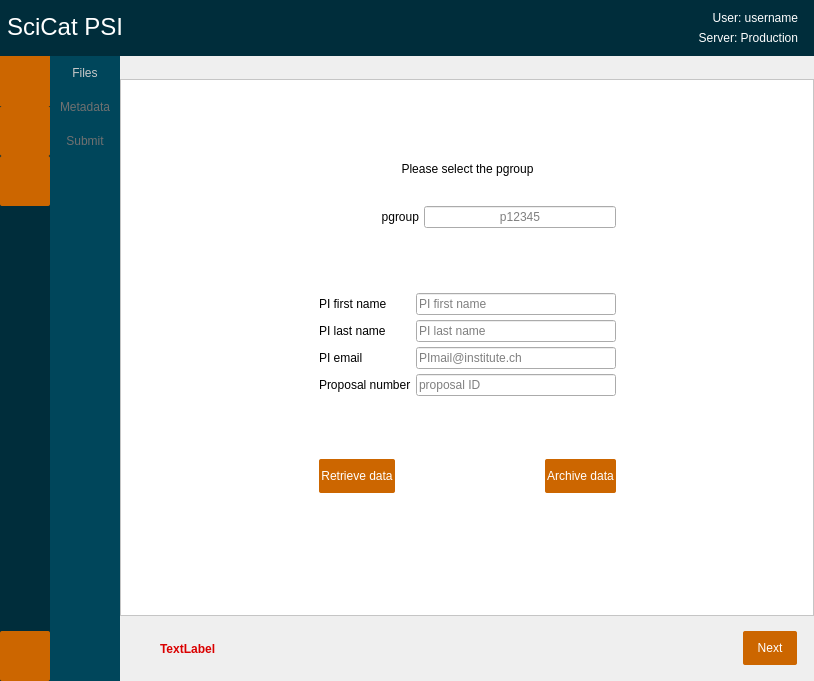
Old version of the form PSIArchiver/dialog.ui in the repository paulscherrerinstitute/scicat-qt.
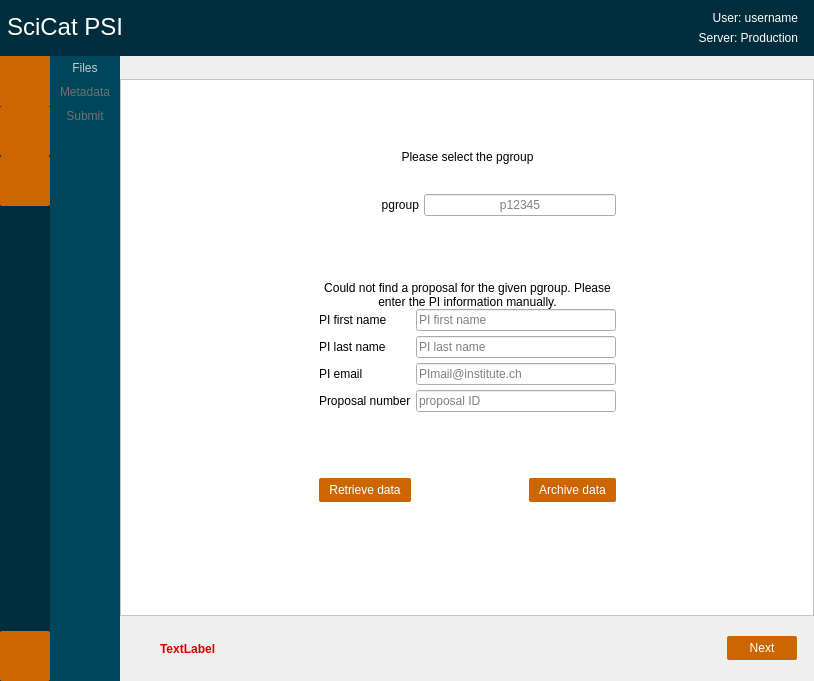
New version of the form. The open tabs and pages were chosen to show the change. Icons and pictures are not drawn.

Commit message: bug fix for pgroups without proposal

```diff
--- a/PSIArchiver/dialog.ui
+++ b/PSIArchiver/dialog.ui
@@ -23,7 +23,7 @@
    <string>SciCat</string>
   </property>
   <property name="styleSheet">
-   <string notr="true">QPushButton{background-color: rgb(204, 102, 0); color: rgb(255, 255, 255); border-radius:2px; min-width:50px; min-height:30px; padding: 2px;}
+   <string notr="true">QPushButton{background-color: rgb(204, 102, 0); color: rgb(255, 255, 255); border-radius:2px; min-width:50px; min-height:20px; padding: 2px; padding-left:10px; padding-right:10px}
 QPushButton:hover{background-color: rgb(244, 122, 0); color: rgb(255, 255, 255)}
 </string>
   </property>
@@ -447,8 +447,8 @@
              </property>
              <property name="minimumSize">
               <size>
-               <width>54</width>
-               <height>34</height>
+               <width>70</width>
+               <height>24</height>
               </size>
              </property>
              <property name="styleSheet">
@@ -475,8 +475,8 @@
              </property>
              <property name="minimumSize">
               <size>
-               <width>54</width>
-               <height>34</height>
+               <width>70</width>
+               <height>24</height>
               </size>
              </property>
              <property name="styleSheet">
@@ -503,8 +503,8 @@
              </property>
              <property name="minimumSize">
               <size>
-               <width>54</width>
-               <height>34</height>
+               <width>70</width>
+               <height>24</height>
               </size>
              </property>
              <property name="styleSheet">
@@ -833,6 +833,19 @@
                      </property>
                     </spacer>
                    </item>
+                   <item>
+                    <widget class="QLabel" name="label_11">
+                     <property name="text">
+                      <string>Could not find a proposal for the given pgroup. Please enter the PI information manually.</string>
+                     </property>
+                     <property name="alignment">
+                      <set>Qt::AlignCenter</set>
+                     </property>
+                     <property name="wordWrap">
+                      <bool>true</bool>
+                     </property>
+                    </widget>
+                   </item>
                    <item>
                     <layout class="QFormLayout" name="formLayoutPI">
                      <property name="horizontalSpacing">
@@ -841,14 +854,14 @@
                      <property name="verticalSpacing">
                       <number>5</number>
                      </property>
-                     <item row="0" column="0">
+                     <item row="1" column="0">
                       <widget class="QLabel" name="label_3">
                        <property name="text">
                         <string>PI first name</string>
                        </property>
                       </widget>
                      </item>
-                     <item row="0" column="1">
+                     <item row="1" column="1">
                       <widget class="QLineEdit" name="lineEditPIFirstname">
                        <property name="minimumSize">
                         <size>
@@ -870,14 +883,14 @@
                        </property>
                       </widget>
                      </item>
-                     <item row="1" column="0">
+                     <item row="2" column="0">
                       <widget class="QLabel" name="label_4">
                        <property name="text">
                         <string>PI last name</string>
                        </property>
                       </widget>
                      </item>
-                     <item row="1" column="1">
+                     <item row="2" column="1">
                       <widget class="QLineEdit" name="lineEditPILastname">
                        <property name="minimumSize">
                         <size>
@@ -893,14 +906,14 @@
                        </property>
                       </widget>
                      </item>
-                     <item row="2" column="0">
+                     <item row="3" column="0">
                       <widget class="QLabel" name="label_5">
                        <property name="text">
                         <string>PI email</string>
                        </property>
                       </widget>
                      </item>
-                     <item row="2" column="1">
+                     <item row="3" column="1">
                       <widget class="QLineEdit" name="lineEditPIMail">
                        <property name="minimumSize">
                         <size>
@@ -919,14 +932,14 @@
                        </property>
                       </widget>
                      </item>
-                     <item row="3" column="0">
+                     <item row="4" column="0">
                       <widget class="QLabel" name="label_6">
                        <property name="text">
                         <string>Proposal number</string>
                        </property>
                       </widget>
                      </item>
-                     <item row="3" column="1">
+                     <item row="4" column="1">
                       <widget class="QLineEdit" name="lineEditProposalID_2">
                        <property name="minimumSize">
                         <size>
@@ -2186,8 +2199,8 @@
              </property>
              <property name="minimumSize">
               <size>
-               <width>54</width>
-               <height>34</height>
+               <width>70</width>
+               <height>24</height>
               </size>
              </property>
              <property name="styleSheet">
```
Left out of the diff: 20 changed lines with no effect on the pictures. The commit also changes 1 other file.
